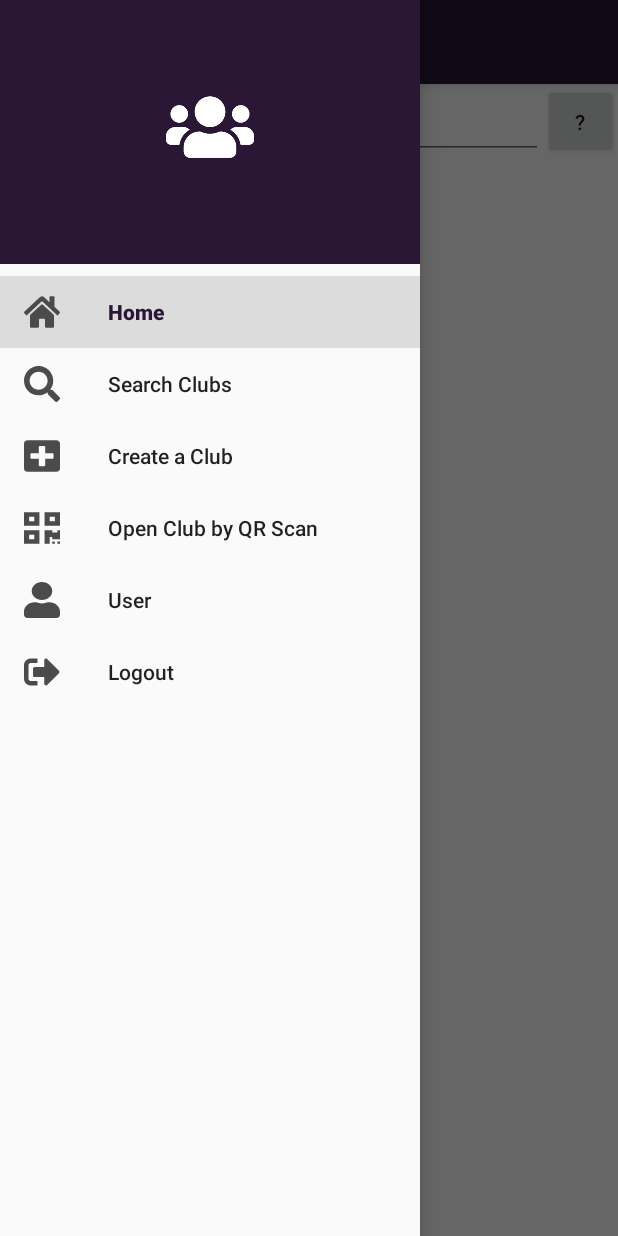
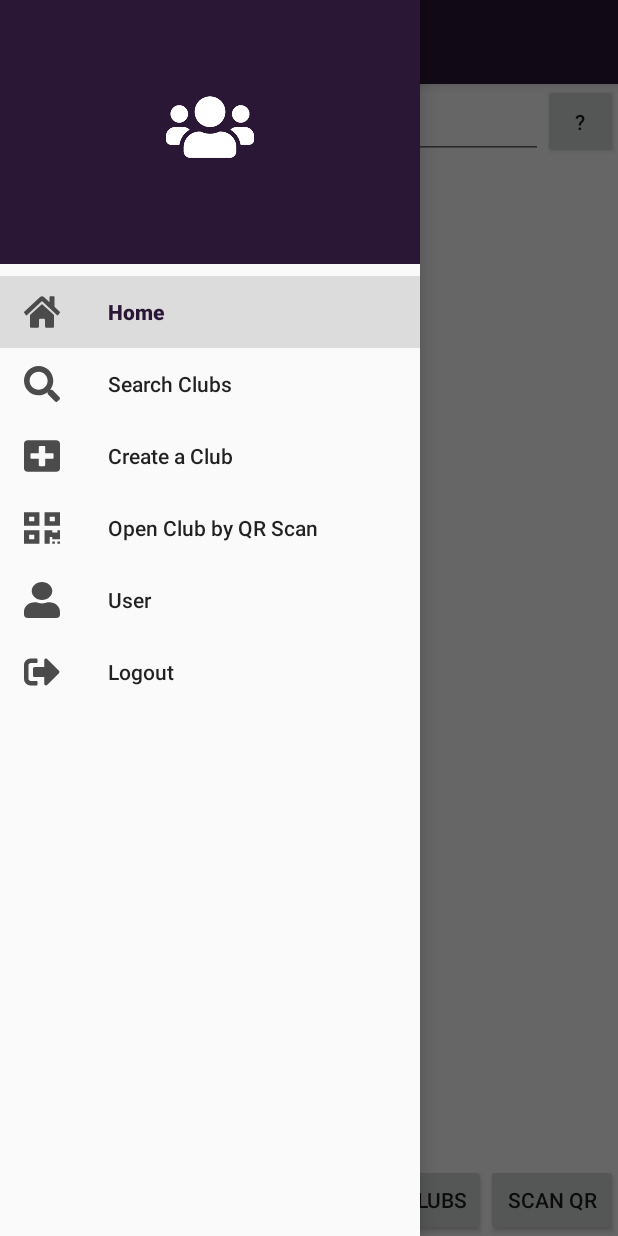
Before and after one commit to calpayne/kitkat-assignment, an Android app: the fragment ClubsFragment placed in its activity, with the side drawer open, on a phone screen of 412 x 824 dp. Run offline under Robolectric (Android 15) with nearby library versions, the phone set to English and light mode, and no system bars; our stand-ins replace Firebase (no records; nobody signed in at launch, a user with empty details on screens opened directly), Picasso; libraries missing offline, so code that uses them is left out: com.firebase.ui, com.journeyapps.barcodescanner; 3 statements that could not run were skipped.

Commit message:
Moved buttons to the right - out of the way of the clubs list

```diff
--- a/app/src/main/res/layout/fragment_clubs.xml
+++ b/app/src/main/res/layout/fragment_clubs.xml
@@ -27,18 +27,19 @@
         android:layout_height="match_parent" >
 
         <Button
+            android:id="@+id/btn_scan_qr"
             android:layout_width="wrap_content"
             android:layout_height="wrap_content"
-            android:id="@+id/btn_scan_qr"
-            android:text="Scan QR"
             android:layout_alignParentBottom="true"
-            android:layout_toEndOf="@id/btn_my_clubs" />
+            android:layout_alignParentEnd="true"
+            android:text="Scan QR" />
 
         <Button
             android:id="@+id/btn_my_clubs"
             android:layout_width="wrap_content"
             android:layout_height="wrap_content"
             android:layout_alignParentBottom="true"
+            android:layout_toStartOf="@+id/btn_scan_qr"
             android:text="@string/my_clubs" />
 
         <ListView
```
